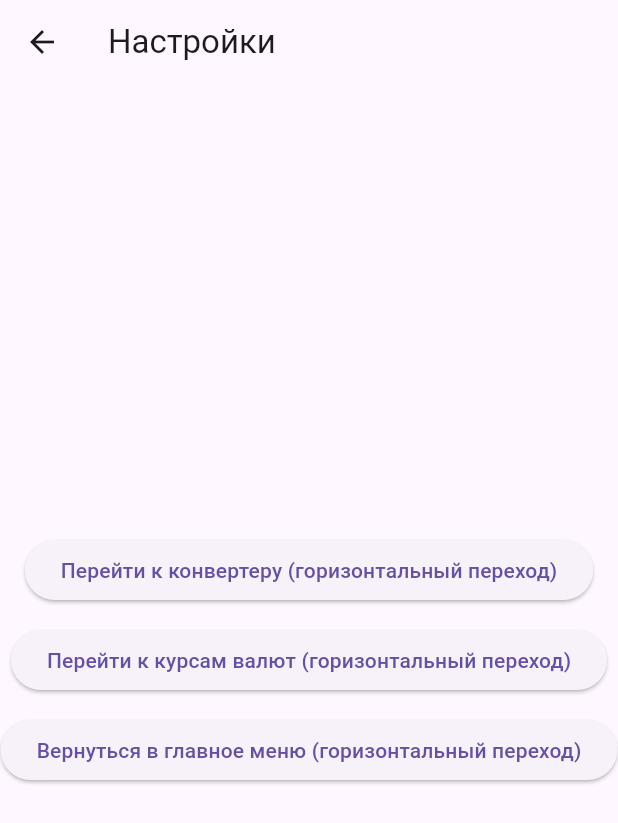
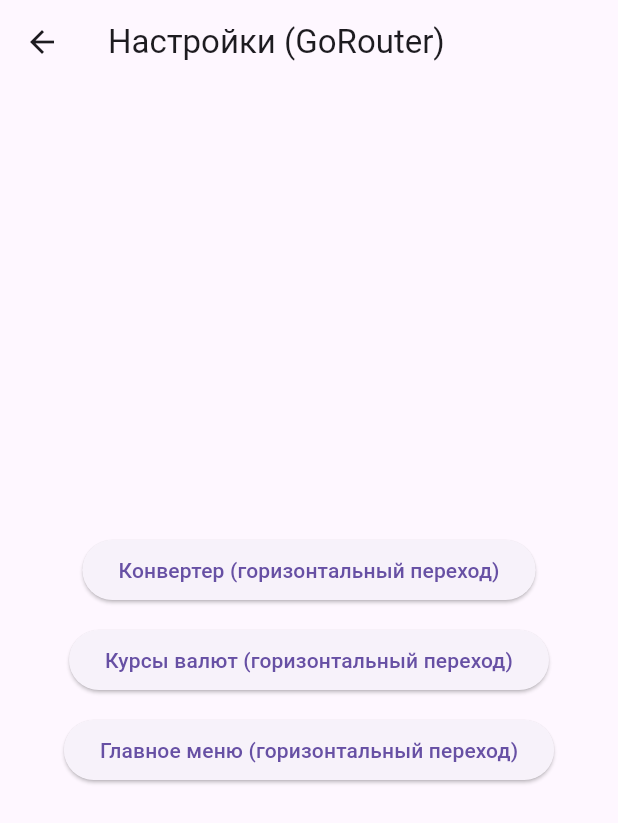
Before and after one commit to Gorkinpot/flutterPractice7, a Flutter app: the screen it shows after launch, after a tap on "Настройки", on a phone screen of 412 x 824 dp. Shown: the top 823 px of the screen. Run offline on Flutter 3.47's test engine with Material 3 defaults, Android fonts, the phone set to English and light mode, and no system bars; our stand-ins replace cached_network_image, go_router; network calls fail.

Commit message:
routes have been implemented into screens

```diff
--- /dev/null
+++ b/lib/app_router.dart
@@ -0,0 +1,50 @@
+import 'package:go_router/go_router.dart';
+import 'package:work/screens/converter_screen.dart';
+import 'package:work/screens/history_screen.dart';
+import 'package:work/screens/rates_screen.dart';
+import 'package:work/screens/settings_screen.dart';
+import 'package:work/screens/currency_info_screen.dart';
+import 'package:work/models/history_item.dart';
+import 'package:work/screens/main_menu_screen.dart';
+
+final GoRouter appRouter = GoRouter(
+  initialLocation: '/',
+  routes: [
+    GoRoute(
+      path: '/',
+      name: 'home',
+      builder: (context, state) => const MainMenuScreen(),
+    ),
+    GoRoute(
+      path: '/converter',
+      name: 'converter',
+      builder: (context, state) => const CurrencyConverterScreen(),
+    ),
+    GoRoute(
+      path: '/rates',
+      name: 'rates',
+      builder: (context, state) => const RatesScreen(),
+    ),
+    GoRoute(
+      path: '/settings',
+      name: 'settings',
+      builder: (context, state) => const SettingsScreen(),
+    ),
+    GoRoute(
+      path: '/history',
+      name: 'history',
+      builder: (context, state) => HistoryScreen(
+        history: state.extra as List<HistoryItem>? ?? [],
+        onDelete: (index) {},
+      ),
+    ),
+    GoRoute(
+      path: '/info/:currency',
+      name: 'info',
+      builder: (context, state) {
+        final currency = state.pathParameters['currency']!;
+        return CurrencyInfoScreen(currency: currency);
+      },
+    ),
+  ],
+);
--- a/lib/main.dart
+++ b/lib/main.dart
@@ -1,8 +1,5 @@
 import 'package:flutter/material.dart';
-import 'package:work/screens/converter_screen.dart';
-import 'package:work/screens/history_screen.dart';
-import 'package:work/screens/rates_screen.dart';
-import 'package:work/screens/settings_screen.dart';
+import 'app_router.dart';
 
 void main() {
   runApp(const CurrencyConverterApp());
@@ -13,70 +10,10 @@ class CurrencyConverterApp extends StatelessWidget {
 
   @override
   Widget build(BuildContext context) {
-    return MaterialApp(
+    return MaterialApp.router(
       title: 'Конвертер валют',
       theme: ThemeData(primarySwatch: Colors.blue),
-      home: const MainMenuScreen(),
+      routerConfig: appRouter,
     );
   }
 }
-
-class MainMenuScreen extends StatelessWidget {
-  const MainMenuScreen({super.key});
-
-  @override
-  Widget build(BuildContext context) {
-    return Scaffold(
-      appBar: AppBar(title: const Text("Главное меню")),
-      body: ListView(
-        padding: const EdgeInsets.all(16),
-        children: [
-          ElevatedButton(
-            onPressed: () {
-              Navigator.push(
-                context,
-                MaterialPageRoute(builder: (_) => const CurrencyConverterScreen()),
-              );
-            },
-            child: const Text("Конвертер валют"),
-          ),
-          const SizedBox(height: 12),
-          ElevatedButton(
-            onPressed: () {
-              Navigator.push(
-                context,
-                MaterialPageRoute(builder: (_) => const RatesScreen()),
-              );
-            },
-            child: const Text("Курсы валют"),
-          ),
-          const SizedBox(height: 12),
-          ElevatedButton(
-            onPressed: () {
-              Navigator.push(
-                context,
-                MaterialPageRoute(
-                  builder: (_) => HistoryScreen(
-                    history: const [],
-                    onDelete: (index) {},
-                  ),
-                ),
-              );
-            },
-            child: const Text("История конвертаций"),
-          ),
-          const SizedBox(height: 12),
-          ElevatedButton(
-            onPressed: () {
-              Navigator.push(
-                context,
-                MaterialPageRoute(builder: (_) => const SettingsScreen()),
-              );
-            },
-            child: const Text("Настройки"),
-          ),
-        ],
-      ),
-    );
-  }
-}
--- /dev/null
+++ b/lib/screens/main_menu_screen.dart
@@ -0,0 +1,65 @@
+import 'package:flutter/material.dart';
+import 'converter_screen.dart';
+import 'history_screen.dart';
+import 'rates_screen.dart';
+import 'settings_screen.dart';
+
+class MainMenuScreen extends StatelessWidget {
+  const MainMenuScreen({super.key});
+
+  @override
+  Widget build(BuildContext context) {
+    return Scaffold(
+      appBar: AppBar(title: const Text("Главное меню")),
+      body: ListView(
+        padding: const EdgeInsets.all(16),
+        children: [
+          ElevatedButton(
+            onPressed: () {
+              Navigator.push(
+                context,
+                MaterialPageRoute(builder: (_) => const CurrencyConverterScreen()),
+              );
+            },
+            child: const Text("Конвертер валют"),
+          ),
+          const SizedBox(height: 12),
+          ElevatedButton(
+            onPressed: () {
+              Navigator.push(
+                context,
+                MaterialPageRoute(builder: (_) => const RatesScreen()),
+              );
+            },
+            child: const Text("Курсы валют"),
+          ),
+          const SizedBox(height: 12),
+          ElevatedButton(
+            onPressed: () {
+              Navigator.push(
+                context,
+                MaterialPageRoute(
+                  builder: (_) => HistoryScreen(
+                    history: const [],
+                    onDelete: (index) {},
+                  ),
+                ),
+              );
+            },
+            child: const Text("История конвертаций"),
+          ),
+          const SizedBox(height: 12),
+          ElevatedButton(
+            onPressed: () {
+              Navigator.push(
+                context,
+                MaterialPageRoute(builder: (_) => const SettingsScreen()),
+              );
+            },
+            child: const Text("Настройки"),
+          ),
+        ],
+      ),
+    );
+  }
+}
--- a/lib/screens/settings_screen.dart
+++ b/lib/screens/settings_screen.dart
@@ -1,7 +1,5 @@
 import 'package:flutter/material.dart';
-import 'converter_screen.dart';
-import 'rates_screen.dart';
-import '../main.dart';
+import 'package:go_router/go_router.dart';
 
 class SettingsScreen extends StatelessWidget {
   const SettingsScreen({super.key});
@@ -9,39 +7,24 @@ class SettingsScreen extends StatelessWidget {
   @override
   Widget build(BuildContext context) {
     return Scaffold(
-      appBar: AppBar(title: const Text("Настройки")),
+      appBar: AppBar(title: const Text("Настройки (GoRouter)")),
       body: Center(
         child: Column(
           mainAxisAlignment: MainAxisAlignment.center,
           children: [
             ElevatedButton(
-              onPressed: () {
-                Navigator.pushReplacement(
-                  context,
-                  MaterialPageRoute(builder: (_) => const CurrencyConverterScreen()),
-                );
-              },
-              child: const Text("Перейти к конвертеру (горизонтальный переход)"),
+              onPressed: () => context.pushReplacement('/converter'),
+              child: const Text("Конвертер (горизонтальный переход)"),
             ),
             const SizedBox(height: 12),
             ElevatedButton(
-              onPressed: () {
-                Navigator.pushReplacement(
-                  context,
-                  MaterialPageRoute(builder: (_) => const RatesScreen()),
-                );
-              },
-              child: const Text("Перейти к курсам валют (горизонтальный переход)"),
+              onPressed: () => context.pushReplacement('/rates'),
+              child: const Text("Курсы валют (горизонтальный переход)"),
             ),
             const SizedBox(height: 12),
             ElevatedButton(
-              onPressed: () {
-                Navigator.pushReplacement(
-                  context,
-                  MaterialPageRoute(builder: (_) => const MainMenuScreen()),
-                );
-              },
-              child: const Text("Вернуться в главное меню (горизонтальный переход)"),
+              onPressed: () => context.pushReplacement('/'),
+              child: const Text("Главное меню (горизонтальный переход)"),
             ),
           ],
         ),
```
Also changed, not shown: lib/navigation/navigation.dart (deleted, +0 -27 lines), lib/screens/converter_screen.dart (+3 -16 lines), lib/screens/currency_info_screen.dart (+12 -15 lines), lib/screens/history_screen.dart (+8 -1 lines), lib/screens/rates_screen.dart (+2 -9 lines).
